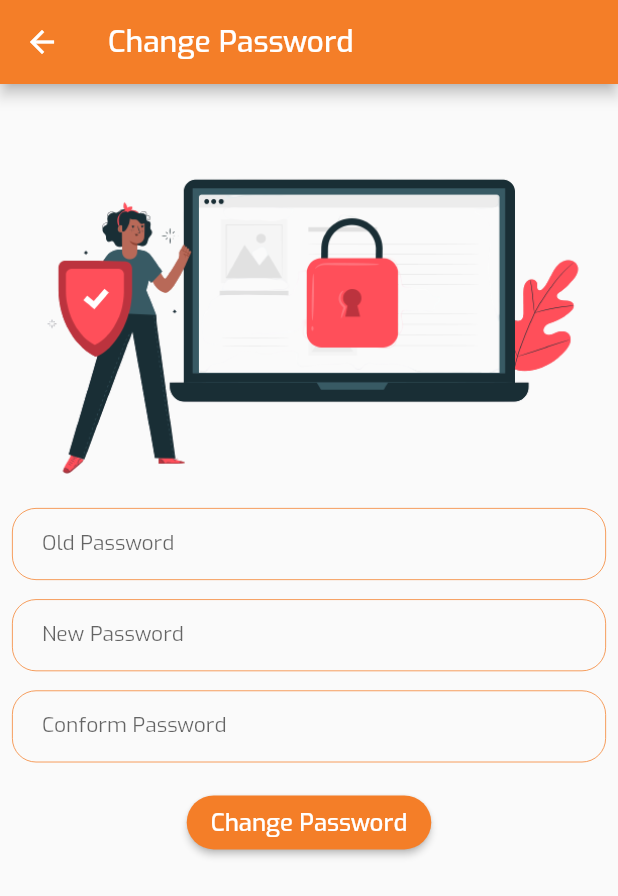
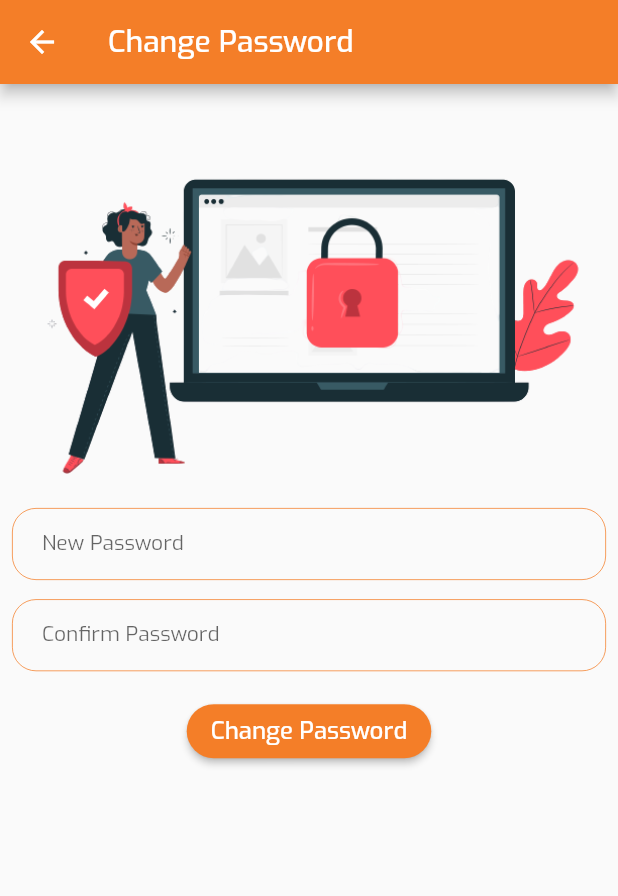
Before and after one commit to jesmin123/jobkaro-floormanager, a Flutter app: the ChangePasswordPage screen opened by its route, on a phone screen of 412 x 824 dp. Shown: the top 896 px of the screen. Run offline on Flutter 3.47's test engine with Material 2 defaults, Android fonts, the phone set to English and light mode, and no system bars; our stand-ins replace cached_network_image, flutter_spinkit, fluttertoast, form_field_validator, line_awesome_icons, line_icons and 3 more; missing offline and left inert: flutter_greetings, slide_digital_clock, validated; accounts and stored records are empty.

Commit message:
Completed bugs 09/12/2020

```diff
--- a/lib/constants/strings.dart
+++ b/lib/constants/strings.dart
@@ -22,11 +22,11 @@ const RE_ASSIGN_JOB = 'Re-assign job';
 const MARK_COMPLETED = 'Mark Completed';
 const OVER_TIME ='Overtime';
 const USERID ='User ID';
-const PASSWORD ='Passsword';
+const PASSWORD ='Password';
 const TECHNICIAN ='Technician';
 
 
 const CHANGE_PASSWORD ='Change Password';
 const OLD_PASSWORD ='Old Password';
 const NEW_PASSWORD = 'New Password';
-const CONFORM_PASSWORD ='Conform Password';
+const CONFORM_PASSWORD ='Confirm Password';
--- a/lib/provider/user_provider.dart
+++ b/lib/provider/user_provider.dart
@@ -15,7 +15,7 @@ class UserProvider extends ChangeNotifier{
     notifyListeners();
   }
 
-  Future<RespObj> login(String mobNo,String password) async {
+  Future<RespObj> login({String mobNo,String password}) async {
     String route = '';
     Map<String,dynamic> sendData = {
       "function":"login",
--- a/lib/ui/pages/change_password.dart
+++ b/lib/ui/pages/change_password.dart
@@ -1,10 +1,12 @@
 import 'package:flutter/material.dart';
+import 'package:fluttertoast/fluttertoast.dart';
 import 'package:job_karo_floor_manager/constants/app_font_style.dart';
 import 'package:job_karo_floor_manager/constants/colors.dart';
 import 'package:job_karo_floor_manager/constants/dimen.dart';
 import 'package:job_karo_floor_manager/constants/strings.dart';
 import 'package:job_karo_floor_manager/model/RespObj.dart';
 import 'package:job_karo_floor_manager/provider/user_provider.dart';
+import 'package:job_karo_floor_manager/utils/LoaderUtils.dart';
 import 'package:provider/provider.dart';
 
 class ChangePasswordPage extends StatefulWidget {
@@ -44,49 +46,49 @@ class _ChangePasswordPageState extends State<ChangePasswordPage> {
                 child: Column(
 
                   children: [
-                    TextFormField(
-                      controller: _oldPasswordController,
-                      validator: (value){
-                        if(value.isEmpty){
-                          return 'Enter your old password';
-                        }
-                        return null;
-                      },
-                      decoration: InputDecoration(
-                        focusedErrorBorder: OutlineInputBorder(
-                          borderRadius: BorderRadius.circular(16),
-                          borderSide:
-                          BorderSide(width: 0.5, color: APP_RED_COLOR),
-                        ),
-                        errorBorder: OutlineInputBorder(
-                          borderRadius: BorderRadius.circular(16),
-                          borderSide:
-                          BorderSide(width: 0.5, color: APP_RED_COLOR),
-                        ),
-                          labelText: OLD_PASSWORD,
-                        labelStyle: TextStyle(fontFamily: 'Exo',fontSize: 14),
-                          enabledBorder: OutlineInputBorder(
-                            borderRadius: BorderRadius.circular(16),
-                            borderSide:
-                            BorderSide(width: 0.5, color: PRIMARY_COLOR),
-                          ),
-                          focusedBorder: OutlineInputBorder(
-                            borderRadius: BorderRadius.circular(16),
-                            borderSide:
-                            BorderSide(width: 0.5, color: PRIMARY_COLOR),
-                          ),
-                        contentPadding:
-                        EdgeInsets.fromLTRB(20.0, 10.0, 20.0, 10.0),
-                    ),
-                    ),
-                    SizedBox(height: LINE_HEIGHT*0.8,),
+                    // TextFormField(
+                    //   controller: _oldPasswordController,
+                    //   validator: (value){
+                    //     if(value.isEmpty){
+                    //       return 'Enter your old password';
+                    //     }
+                    //     return null;
+                    //   },
+                    //   decoration: InputDecoration(
+                    //     focusedErrorBorder: OutlineInputBorder(
+                    //       borderRadius: BorderRadius.circular(16),
+                    //       borderSide:
+                    //       BorderSide(width: 0.5, color: APP_RED_COLOR),
+                    //     ),
+                    //     errorBorder: OutlineInputBorder(
+                    //       borderRadius: BorderRadius.circular(16),
+                    //       borderSide:
+                    //       BorderSide(width: 0.5, color: APP_RED_COLOR),
+                    //     ),
+                    //       labelText: OLD_PASSWORD,
+                    //     labelStyle: TextStyle(fontFamily: 'Exo',fontSize: 14),
+                    //       enabledBorder: OutlineInputBorder(
+                    //         borderRadius: BorderRadius.circular(16),
+                    //         borderSide:
+                    //         BorderSide(width: 0.5, color: PRIMARY_COLOR),
+                    //       ),
+                    //       focusedBorder: OutlineInputBorder(
+                    //         borderRadius: BorderRadius.circular(16),
+                    //         borderSide:
+                    //         BorderSide(width: 0.5, color: PRIMARY_COLOR),
+                    //       ),
+                    //     contentPadding:
+                    //     EdgeInsets.fromLTRB(20.0, 10.0, 20.0, 10.0),
+                    // ),
+                    // ),
+                  //  SizedBox(height: LINE_HEIGHT*0.8,),
                     TextFormField(
                       validator: (value){
                         if(value.isEmpty){
                           return 'Enter a new password';
                         }
                         else if(value.length<=5){
-                          return 'Password must be at least 5 characters';
+                          return 'Your password must contain atleast 5 characters';
                         }
                         return null;
                       },
@@ -162,9 +164,28 @@ class _ChangePasswordPageState extends State<ChangePasswordPage> {
                       onPressed: () async {
                         if(_formKey.currentState.validate()){
                           bool response = await userProvider.changePassword(_conformPasswordController.text) ;
-                          if(response){
-                           showDialogBox();
-                          }
+                          Loader.getLoader(context).show();
+                          Future.delayed(Duration(seconds: 3)).then((value) {
+                            Loader.getLoader(context).hide().whenComplete(() {
+                              if(response){
+                                return showDialogBox();
+                              }
+                              else
+                              {
+                                Fluttertoast.showToast(
+                                  msg: 'Something wrong',
+                                  toastLength: Toast.LENGTH_SHORT,
+                                  gravity: ToastGravity.BOTTOM,
+                                  timeInSecForIosWeb: 1,
+                                  backgroundColor: PRIMARY_COLOR,
+                                  textColor: Colors.white,
+                                  fontSize: 16.0,
+                                );
+                              }
+
+                            });
+                          });
+
 
                         }
                       },
@@ -201,7 +222,7 @@ class _ChangePasswordPageState extends State<ChangePasswordPage> {
                 ),
                 SizedBox(height: LINE_HEIGHT * 0.5),
                 Text(
-                  "Are you want to Logout",
+                  "Are you sure you want to Logout",
                   style: AppFontStyle.labelTextStyle(
                       APP_BLACK_COLOR),
                   textAlign: TextAlign.center,
--- a/lib/ui/pages/login_page.dart
+++ b/lib/ui/pages/login_page.dart
@@ -36,6 +36,7 @@ class _LoginPageState extends State<LoginPage> {
               ),
               Padding(
                 padding: const EdgeInsets.all(8.0),
+                child: Container(
                   child: Column(
                     children: [
                       TextFormField(
@@ -131,7 +132,7 @@ class _LoginPageState extends State<LoginPage> {
                         onPressed: () async {
                           if (_formKey.currentState.validate()) {
                             RespObj response = await userProvider.login(
-                              _mobNoController.text, _passwordController.text);
+                                mobNo: _mobNoController.text, password: _passwordController.text);
                             if (response.getStatus()) {
                               Loader.getLoader(context).show();
                               Future.delayed(Duration(seconds: 3)).then((value) {
@@ -173,6 +174,7 @@ class _LoginPageState extends State<LoginPage> {
                       )
                     ],
                   ),
+                ),
               )
             ])));
   }
```
Also changed, not shown: lib/ui/widget/add_new_item.dart (+34 -3 lines), 6 other files. Lines whose indentation alone changed are shown as unchanged.
